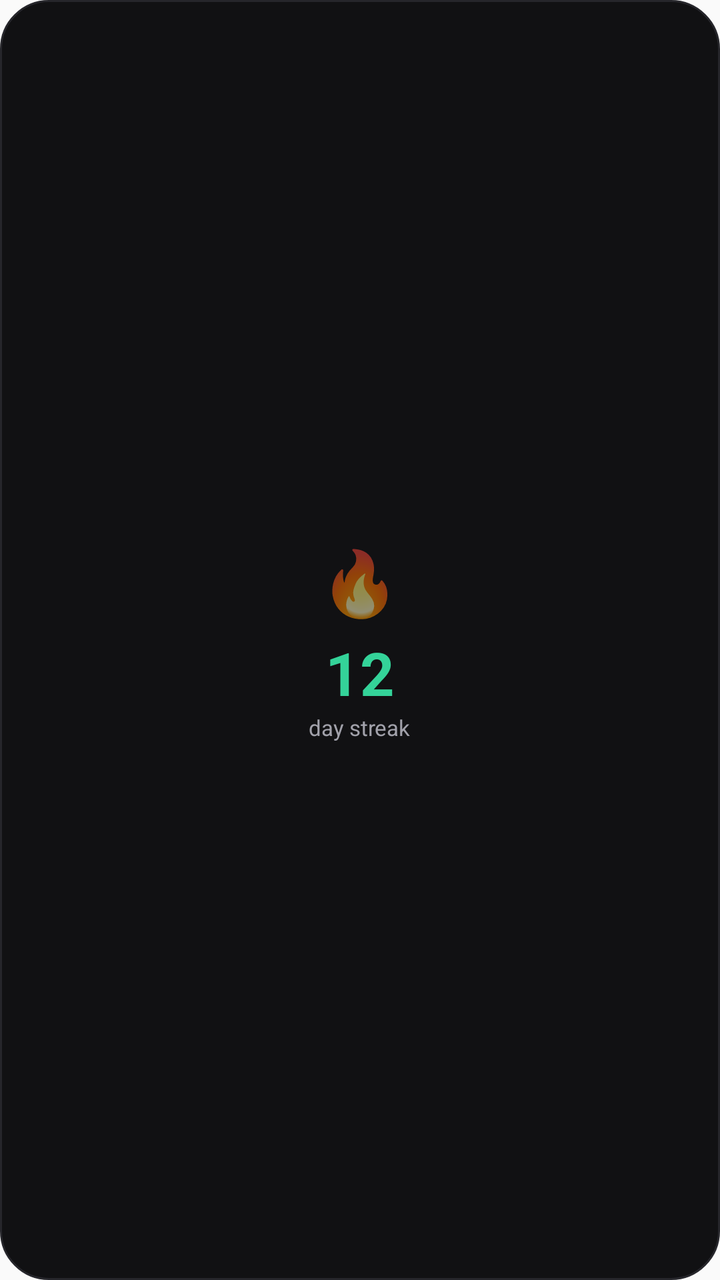
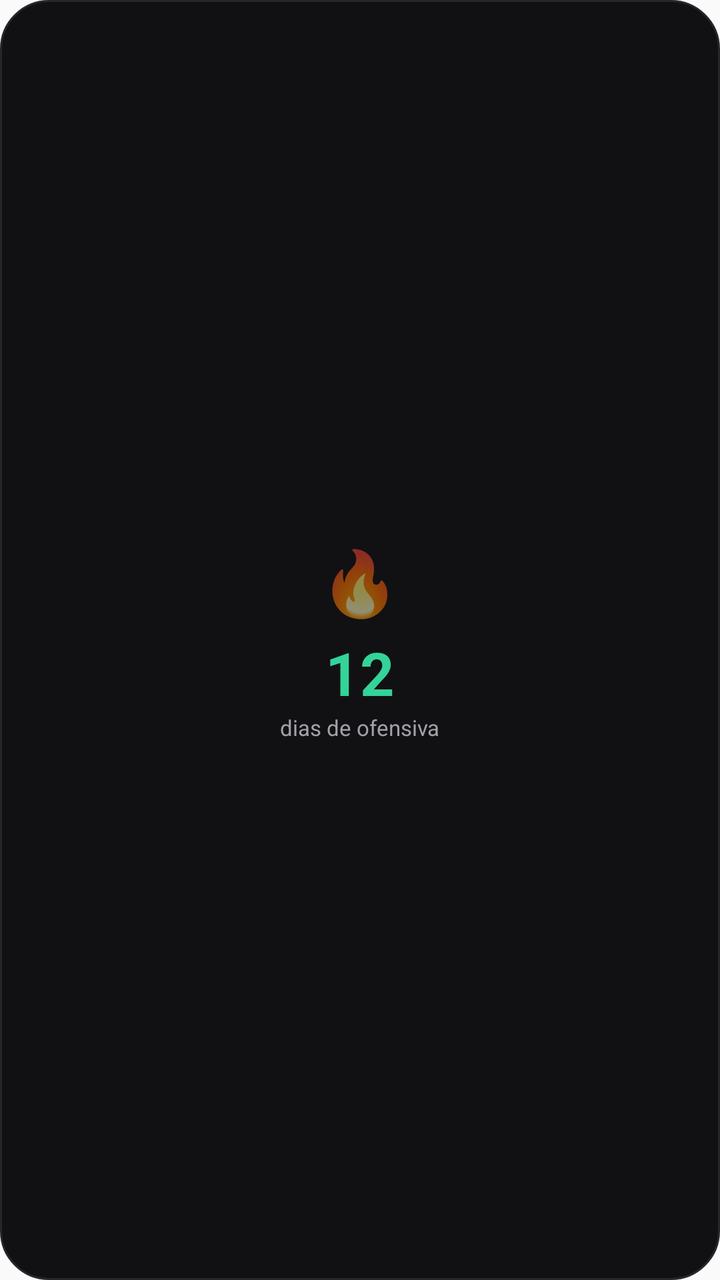

Before-and-after screenshots of an Android layout around one commit, followed by the original layout XML and the change that was made.
<!-- AndroidManifest.xml: application theme AppTheme -->
<!-- res/layout/widget_small_streak_preview.xml -->
<?xml version="1.0" encoding="utf-8"?>
<LinearLayout
    xmlns:android="http://schemas.android.com/apk/res/android"
    android:layout_width="match_parent"
    android:layout_height="match_parent"
    android:orientation="vertical"
    android:gravity="center"
    android:padding="12dp"
    android:background="@drawable/widget_focus_background">

    <TextView
        android:layout_width="wrap_content"
        android:layout_height="wrap_content"
        android:text="🔥"
        android:textSize="32sp" />

    <TextView
        android:layout_width="wrap_content"
        android:layout_height="wrap_content"
        android:layout_marginTop="4dp"
        android:text="12"
        android:textColor="#34D399"
        android:textSize="30sp"
        android:textStyle="bold" />

    <TextView
        android:layout_width="wrap_content"
        android:layout_height="wrap_content"
        android:text="day streak"
        android:textColor="#A1A1AA"
        android:textSize="11sp" />

</LinearLayout>
<!-- resources referenced by this layout -->
<resources>
  <!-- drawable widget_focus_background (drawable) -->
  <?xml version="1.0" encoding="utf-8"?>
  <shape
      xmlns:android="http://schemas.android.com/apk/res/android"
      android:shape="rectangle">
  
      <solid android:color="#111113" />
  
      <corners
          android:radius="24dp" />
  
      <stroke
          android:width="1dp"
          android:color="#26262B" />
  
  </shape>
  <style name="AppTheme" parent="Theme.AppCompat.Light.DarkActionBar">
          
          <item name="colorPrimary">@color/colorPrimary</item>
          <item name="colorPrimaryDark">@color/colorPrimaryDark</item>
          <item name="colorAccent">@color/colorAccent</item>
      </style>
</resources>

<!-- the commit's change to res/layout/widget_small_streak_preview.xml (unified diff, before → after) -->
@@ -26,7 +26,7 @@
     <TextView
         android:layout_width="wrap_content"
         android:layout_height="wrap_content"
-        android:text="day streak"
+        android:text="dias de ofensiva"
         android:textColor="#A1A1AA"
         android:textSize="11sp" />
 
